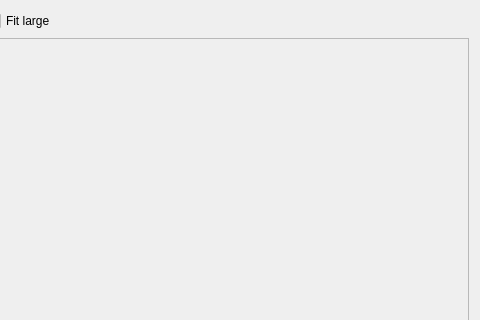
HappySeaFox/sail, file examples/c++/qt/deep-diver-with-c++-api/qtsail.ui: the form before one commit; both pictures show x 277 to 757 and y 0 to 320 of the 757 by 435 pixel window.
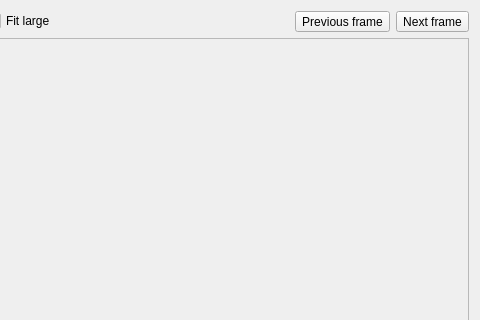
The form after the commit.

The edit to the form file:
```diff
--- a/examples/c++/qt/deep-diver-with-c++-api/qtsail.ui
+++ b/examples/c++/qt/deep-diver-with-c++-api/qtsail.ui
@@ -60,6 +60,20 @@
        </property>
       </spacer>
      </item>
+     <item>
+      <widget class="QToolButton" name="pushPrevious">
+       <property name="text">
+        <string>Previous frame</string>
+       </property>
+      </widget>
+     </item>
+     <item>
+      <widget class="QToolButton" name="pushNext">
+       <property name="text">
+        <string>Next frame</string>
+       </property>
+      </widget>
+     </item>
     </layout>
    </item>
    <item row="2" column="0">
```
Left out of the diff: 8 changed lines with no effect on the pictures.
